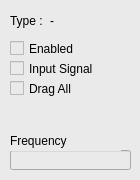
First picture: the form in Update/Logic_Gate_Simulator/Dialogs/dlg_gateinfo.ui, repository ElliotHarding/Logic-Gate-Simulator, before the edit.
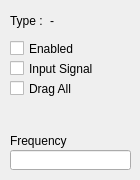
Second picture: the form after the edit. Icons and pictures are not drawn.

What changed in the file:
```diff
--- a/Update/Logic_Gate_Simulator/Dialogs/dlg_gateinfo.ui
+++ b/Update/Logic_Gate_Simulator/Dialogs/dlg_gateinfo.ui
@@ -14,10 +14,10 @@
    <string>Form</string>
   </property>
   <property name="autoFillBackground">
-   <bool>true</bool>
+   <bool>false</bool>
   </property>
   <property name="styleSheet">
-   <string notr="true">background-color:rgb(234, 234, 234);</string>
+   <string notr="true"/>
   </property>
   <widget class="QCheckBox" name="cb_Enabled">
    <property name="geometry">
```
